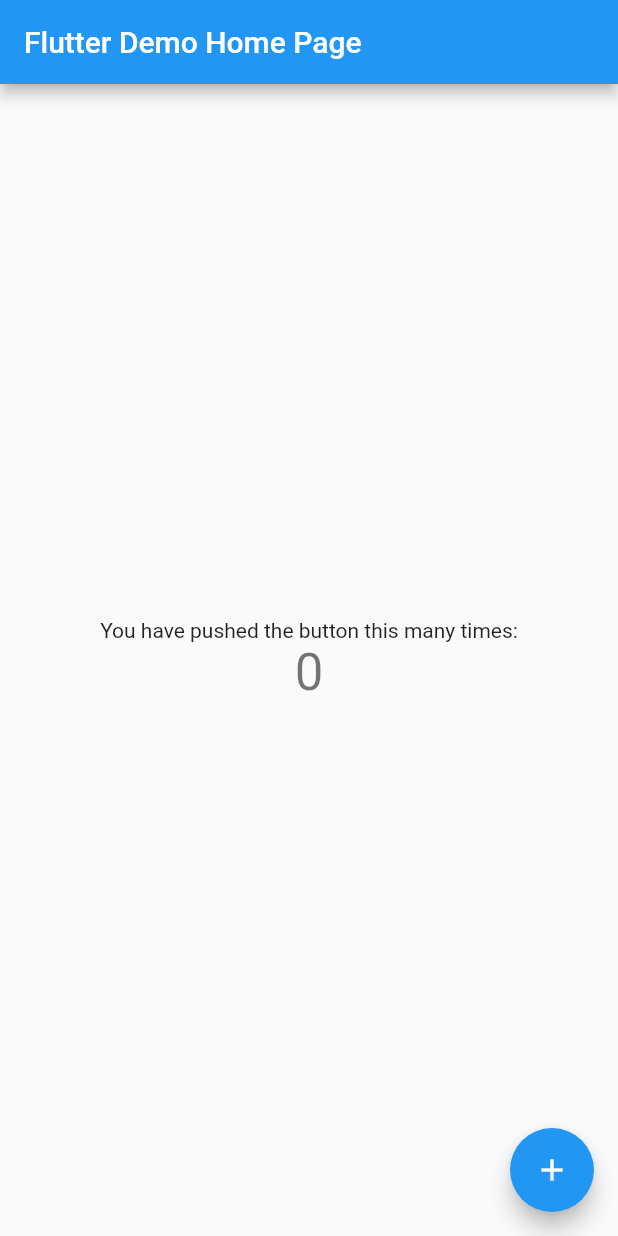
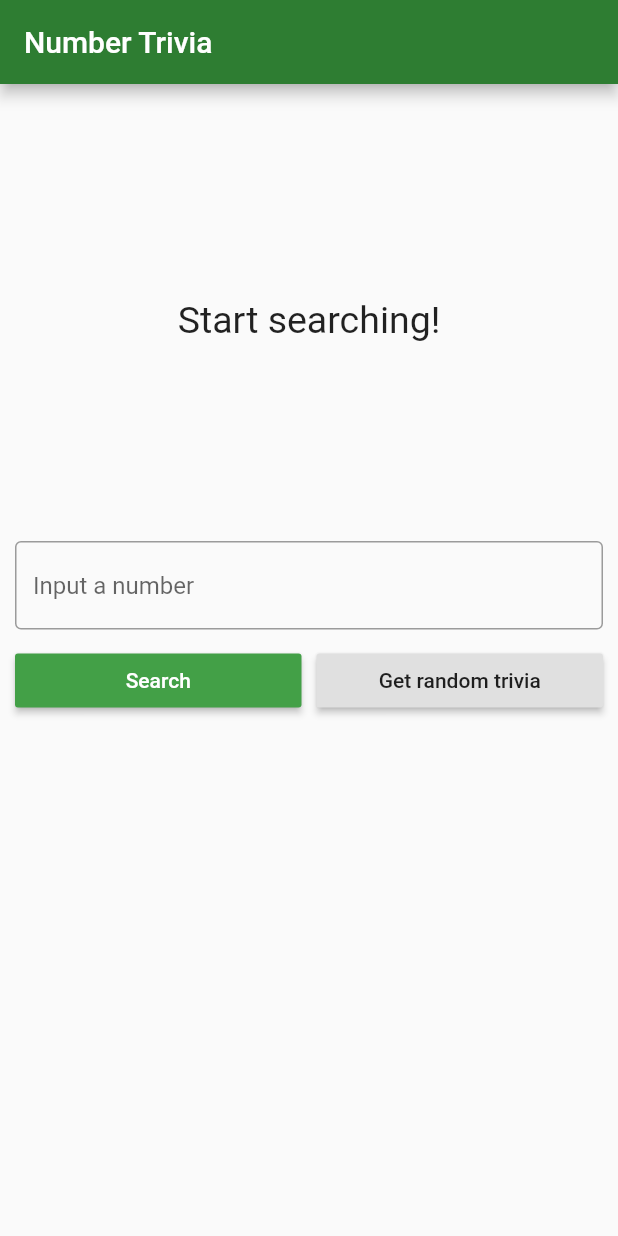
Before and after one commit to thiagozg/TriviaNumber-Flutter-App, a Flutter app: the screen it shows after launch, on a phone screen of 412 x 824 dp. Run offline on Flutter 3.47's test engine with Material 2 defaults, Android fonts, the phone set to English and light mode, and no system bars; our stand-ins replace bloc, dartz, data_connection_checker, equatable, flutter_bloc, get_it and 1 more.

Commit message:
Implemented widgets and main page

```diff
--- a/lib/core/util/input_converter.dart
+++ b/lib/core/util/input_converter.dart
@@ -4,6 +4,7 @@ import 'package:trivia_number/core/error/failures.dart';
 class InputConverter {
   Either<Failure, int> stringToUnsignedInteger(String str) {
     try {
+    // TODO: accept double numbers
       final integer = int.parse(str);
       if (integer < 0) throw FormatException();
       return Right(integer);
@@ -11,7 +12,6 @@ class InputConverter {
       return Left(InvalidInputFailure());
     }
   }
-
 }
 
 class InvalidInputFailure extends Failure { }
--- /dev/null
+++ b/lib/features/main/presentation/pages/number_trivia_page.dart
@@ -0,0 +1,53 @@
+import 'package:flutter/material.dart';
+import 'package:flutter_bloc/flutter_bloc.dart';
+import 'package:trivia_number/features/main/presentation/bloc/bloc.dart';
+import 'package:trivia_number/features/main/presentation/widgets/widgets.dart';
+import 'package:trivia_number/injection_container.dart';
+
+class NumberTriviaPage extends StatelessWidget {
+  @override
+  Widget build(BuildContext context) {
+    return Scaffold(
+      appBar: AppBar(
+        title: Text('Number Trivia'),
+      ),
+      body: SingleChildScrollView(
+          // handle open keyboard to don't let OVERFLOWING
+          child: buildBody(context)
+      ),
+    );
+  }
+
+  BlocProvider<NumberTriviaBloc> buildBody(BuildContext context) {
+    return BlocProvider(
+      builder: (context) => serviceLocator<NumberTriviaBloc>(),
+      child: Center(
+        child: Padding(
+          padding: const EdgeInsets.all(10),
+          child: Column(children: <Widget>[
+            SizedBox(height: 10),
+            // Top half
+            BlocBuilder<NumberTriviaBloc, NumberTriviaState>(
+                builder: (context, state) => _handleBlocState(state)),
+            SizedBox(height: 10),
+            TriviaControls()
+          ]),
+        ),
+      ),
+    );
+  }
+
+  StatelessWidget _handleBlocState(NumberTriviaState state) {
+    switch (state.runtimeType) {
+      case LoadingState:
+        return LoadingWidget();
+      case LoadedState:
+        return TriviaDisplay(numberTriviaBO: (state as LoadedState).triviaBO);
+      case ErrorState:
+        return MessageDisplay(message: (state as ErrorState).message);
+      case EmptyState:
+      default:
+        return MessageDisplay(message: 'Start searching!');
+    }
+  }
+}
--- /dev/null
+++ b/lib/features/main/presentation/widgets/message_display.dart
@@ -0,0 +1,26 @@
+import 'package:flutter/material.dart';
+
+class MessageDisplay extends StatelessWidget {
+  final String message;
+
+  const MessageDisplay({
+    Key key,
+    @required this.message,
+  }) : super(key: key);
+
+  @override
+  Widget build(BuildContext context) {
+    return Container(
+      height: MediaQuery.of(context).size.height / 3,
+      child: Center(
+        child: SingleChildScrollView(
+          child: Text(
+            message,
+            style: TextStyle(fontSize: 25),
+            textAlign: TextAlign.center,
+          ),
+        ),
+      ),
+    );
+  }
+}
--- /dev/null
+++ b/lib/features/main/presentation/widgets/trivia_controls.dart
@@ -0,0 +1,59 @@
+import 'package:flutter/material.dart';
+import 'package:flutter_bloc/flutter_bloc.dart';
+import 'package:trivia_number/features/main/presentation/bloc/bloc.dart';
+
+class TriviaControls extends StatefulWidget {
+  const TriviaControls({
+    Key key,
+  }) : super(key: key);
+
+  @override
+  _TriviaControlsState createState() => _TriviaControlsState();
+}
+
+class _TriviaControlsState extends State<TriviaControls> {
+  final controller = TextEditingController();
+  String inputText;
+
+  @override
+  Widget build(BuildContext context) {
+    return Column(children: <Widget>[
+      TextField(
+        controller: controller,
+        keyboardType: TextInputType.number,
+        decoration: InputDecoration(
+            border: OutlineInputBorder(), hintText: 'Input a number'),
+        onChanged: (value) {
+          inputText = value;
+        },
+        onSubmitted: (_) => _fetchConcreteTriviaNumber(),
+      ),
+      SizedBox(height: 10),
+      Row(children: <Widget>[
+        Expanded(
+            child: RaisedButton(
+                child: Text('Search'),
+                color: Theme.of(context).accentColor,
+                textTheme: ButtonTextTheme.primary,
+                onPressed: () => _fetchConcreteTriviaNumber())),
+        SizedBox(width: 10),
+        Expanded(
+            child: RaisedButton(
+                child: Text('Get random trivia'),
+                onPressed: () => _fetchRandomTriviaNumber()))
+      ])
+    ]);
+  }
+
+  void _fetchConcreteTriviaNumber() {
+    controller.clear();
+    BlocProvider.of<NumberTriviaBloc>(context)
+        .dispatch(GetTriviaForConcreteNumberEvent(inputText));
+  }
+
+  void _fetchRandomTriviaNumber() {
+    controller.clear();
+    BlocProvider.of<NumberTriviaBloc>(context)
+        .dispatch(GetTriviaForRandomNumberEvent());
+  }
+}
--- /dev/null
+++ b/lib/features/main/presentation/widgets/widgets.dart
@@ -0,0 +1,4 @@
+export 'trivia_display.dart';
+export 'message_display.dart';
+export 'loading_widget.dart';
+export 'trivia_controls.dart';
--- a/lib/main.dart
+++ b/lib/main.dart
@@ -1,7 +1,9 @@
 import 'package:flutter/material.dart';
+import 'features/main/presentation/pages/number_trivia_page.dart';
 import 'injection_container.dart' as di;
 
 void main() async {
+  WidgetsFlutterBinding.ensureInitialized();
   // having sure the UI will not be build before the dependencies be all available
   await di.init();
   runApp(MyApp());
@@ -11,58 +13,12 @@ class MyApp extends StatelessWidget {
   @override
   Widget build(BuildContext context) {
     return MaterialApp(
-      title: 'Flutter Demo',
+      title: 'Number Trivia',
       theme: ThemeData(
-        primarySwatch: Colors.blue,
+        primaryColor: Colors.green.shade800,
+        accentColor: Colors.green.shade600,
       ),
-      home: MyHomePage(title: 'Flutter Demo Home Page'),
+      home: NumberTriviaPage(),
     );
   }
 }
-
-class MyHomePage extends StatefulWidget {
-  MyHomePage({Key key, this.title}) : super(key: key);
-
-  final String title;
-
-  @override
-  _MyHomePageState createState() => _MyHomePageState();
-}
-
-class _MyHomePageState extends State<MyHomePage> {
-  int _counter = 0;
-
-  void _incrementCounter() {
-    setState(() {
-      _counter++;
-    });
-  }
-
-  @override
-  Widget build(BuildContext context) {
-    return Scaffold(
-      appBar: AppBar(
-        title: Text(widget.title),
-      ),
-      body: Center(
-        child: Column(
-          mainAxisAlignment: MainAxisAlignment.center,
-          children: <Widget>[
-            Text(
-              'You have pushed the button this many times:',
-            ),
-            Text(
-              '$_counter',
-              style: Theme.of(context).textTheme.display1,
-            ),
-          ],
-        ),
-      ),
-      floatingActionButton: FloatingActionButton(
-        onPressed: _incrementCounter,
-        tooltip: 'Increment',
-        child: Icon(Icons.add),
-      ),
-    );
-  }
-}
--- a/pubspec.yaml
+++ b/pubspec.yaml
@@ -10,7 +10,7 @@ dependencies:
   flutter:
     sdk: flutter
   # Service locator
-  get_it: ^2.0.1
+  get_it: ^3.1.0
   # Bloc for state management
   flutter_bloc: ^0.21.0
   # Value equality
```
Also changed, not shown: lib/features/main/presentation/widgets/loading_widget.dart (added, +16 -0 lines), lib/features/main/presentation/widgets/trivia_display.dart (added, +37 -0 lines), lib/injection_container.dart (+24 -22 lines), pubspec.lock.
